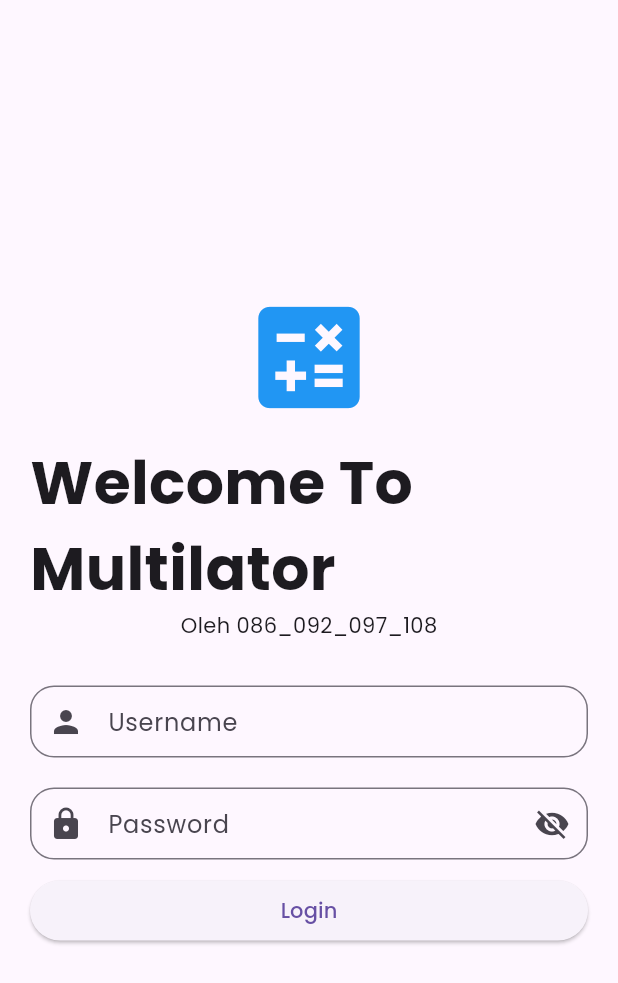
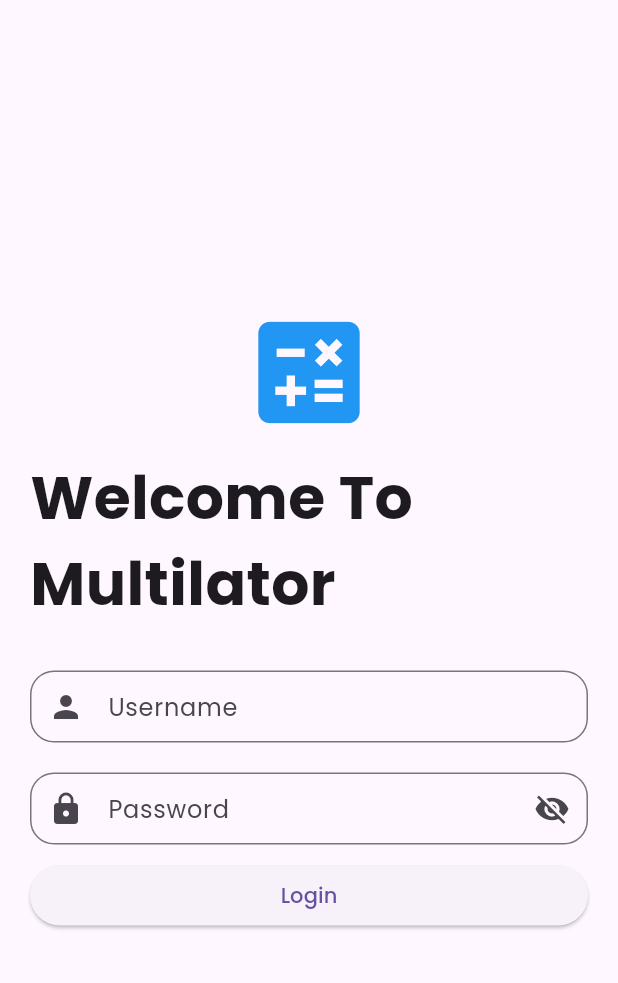
Before and after one commit to gogopowercoding/TeknoMobile_086_092_097_108, a Flutter app: the screen it shows after launch, on a phone screen of 412 x 824 dp. Shown: the top 983 px of the screen. Run offline on Flutter 3.47's test engine with Material 3 defaults, Android fonts, the phone set to English and light mode, and no system bars; our stand-ins replace decimal, device_preview, google_fonts.

Commit message:
edit login page

```diff
--- a/lib/screen/login_page.dart
+++ b/lib/screen/login_page.dart
@@ -79,8 +79,6 @@ class _LoginpageState extends State<Loginpage> {
                     fontWeight: FontWeight.bold),
               ),
 
-              const Text("Oleh 086_092_097_108"),
-
               const SizedBox(height: 20),
 
               usernameField(usernameController),
```
